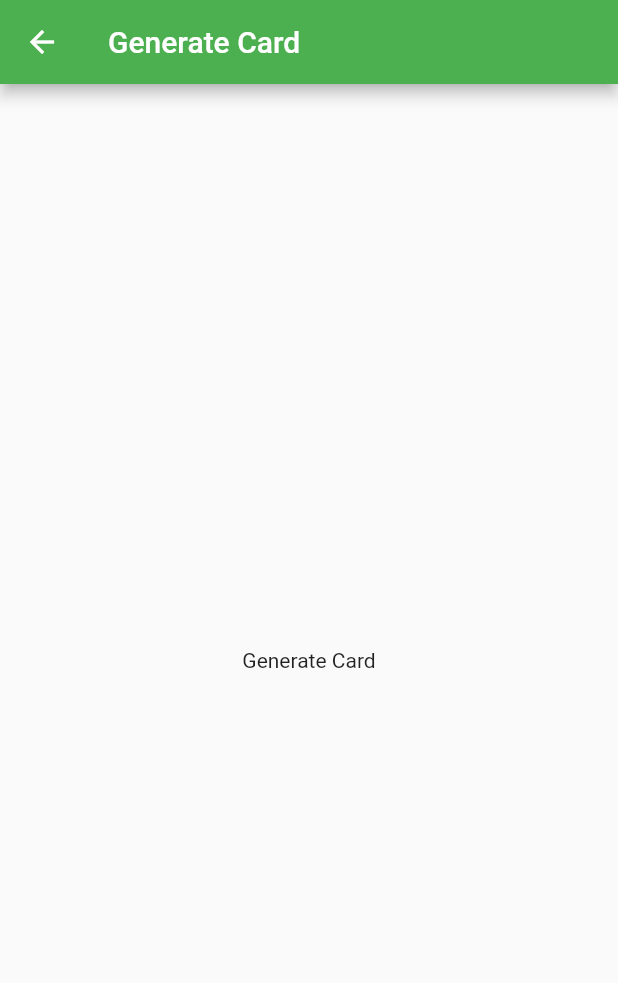
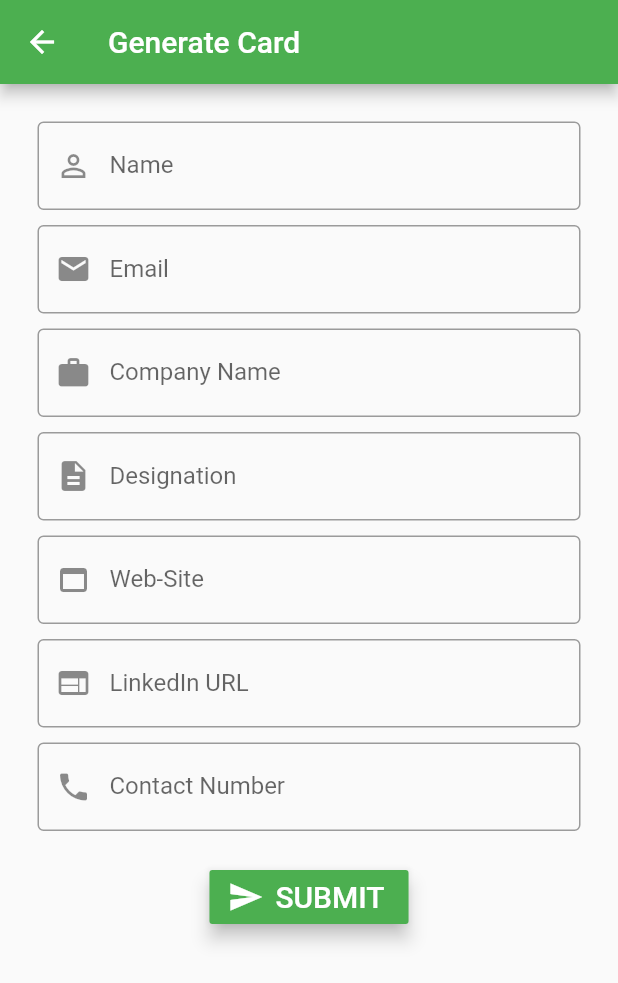
Before and after one commit to sbmkrgit/e-Visiting-Card, a Flutter app: the Generate screen opened directly, on a phone screen of 412 x 824 dp. Shown: the top 983 px of the screen. Run offline on Flutter 3.47's test engine with Material 2 defaults, Android fonts, the phone set to English and light mode, and no system bars; our stand-ins replace form_field_validator.

Commit message:
Added Form In GenerateQR Page

```diff
--- a/lib/generate.dart
+++ b/lib/generate.dart
@@ -1,4 +1,5 @@
 import 'package:flutter/material.dart';
+import 'package:form_field_validator/form_field_validator.dart';
 
 class Generate extends StatefulWidget {
   @override
@@ -9,12 +10,114 @@ class _GenerateState extends State<Generate> {
   @override
   Widget build(BuildContext context) {
     return Scaffold(
-      appBar: AppBar(
-        title: Text("Generate Card"),
-      ),
-      body: Center(
-        child: Text('Generate Card'),
-      ),
-    );
+        appBar: AppBar(
+          title: Text("Generate Card"),
+        ),
+        body: Padding(
+          padding: EdgeInsets.all(25.0),
+          child: ListView(
+            children: <Widget>[
+              Form(
+                //autovalidate: true,
+                child: Column(
+                  children: <Widget>[
+                    Padding(
+                      padding: EdgeInsets.zero,
+                      child: TextFormField(
+                        decoration: InputDecoration(
+                            labelText: "Name",
+                            border: OutlineInputBorder(),
+                            prefixIcon: Icon(Icons.perm_identity)),
+                        validator:
+                            RequiredValidator(errorText: "Can't be Empty !"),
+                      ),
+                    ),
+                    Padding(
+                      padding: EdgeInsets.only(top: 10.0),
+                      child: TextFormField(
+                          keyboardType: TextInputType.emailAddress,
+                          decoration: InputDecoration(
+                              labelText: "Email",
+                              border: OutlineInputBorder(),
+                              prefixIcon: Icon(Icons.email)),
+                          validator: MultiValidator([
+                            RequiredValidator(errorText: "Can't be Empty !"),
+                            EmailValidator(errorText: 'Not Valid !'),
+                          ])),
+                    ),
+                    Padding(
+                      padding: EdgeInsets.only(top: 10.0),
+                      child: TextFormField(
+                        keyboardType: TextInputType.text,
+                        decoration: InputDecoration(
+                            labelText: "Company Name",
+                            border: OutlineInputBorder(),
+                            prefixIcon: Icon(Icons.work)),
+                      ),
+                    ),
+                    Padding(
+                      padding: EdgeInsets.only(top: 10.0),
+                      child: TextFormField(
+                        keyboardType: TextInputType.emailAddress,
+                        decoration: InputDecoration(
+                            labelText: "Designation",
+                            border: OutlineInputBorder(),
+                            prefixIcon: Icon(Icons.description)),
+                      ),
+                    ),
+                    Padding(
+                      padding: EdgeInsets.only(top: 10.0),
+                      child: TextFormField(
+                        keyboardType: TextInputType.url,
+                        decoration: InputDecoration(
+                            labelText: "Web-Site",
+                            border: OutlineInputBorder(),
+                            prefixIcon: Icon(Icons.web_asset)),
+                      ),
+                    ),
+                    Padding(
+                      padding: EdgeInsets.only(top: 10.0),
+                      child: TextFormField(
+                        keyboardType: TextInputType.url,
+                        decoration: InputDecoration(
+                            labelText: "LinkedIn URL",
+                            border: OutlineInputBorder(),
+                            prefixIcon: Icon(Icons.web)),
+                      ),
+                    ),
+                    Padding(
+                      padding: EdgeInsets.only(top: 10.0),
+                      child: TextFormField(
+                          keyboardType: TextInputType.number,
+                          decoration: InputDecoration(
+                              labelText: "Contact Number",
+                              border: OutlineInputBorder(),
+                              prefixIcon: Icon(Icons.phone)),
+                          validator: MultiValidator([
+                            RequiredValidator(errorText: "Can't be Empty !"),
+                          ])),
+                    ),
+                    Padding(
+                      padding: EdgeInsets.only(top: 20.0),
+                      child: RaisedButton.icon(
+                        elevation: 5.0,
+                        color: Colors.green,
+                        onPressed: () {},
+                        icon: Icon(
+                          Icons.send,
+                          color: Colors.white,
+                        ),
+                        label: Text(
+                          'SUBMIT',
+                          style: TextStyle(fontSize: 20, color: Colors.white),
+                        ),
+                      ),
+                    )
+                  ],
+                ),
+              )
+            ],
+          ),
+        ));
   }
 }
--- a/pubspec.yaml
+++ b/pubspec.yaml
@@ -31,6 +31,7 @@ dependencies:
   qr_flutter: ^3.2.0
   path_provider: ^1.6.18
   share: ^0.6.5+2
+  form_field_validator: ^1.0.1
 
 
 dev_dependencies:
```
Also changed, not shown: pubspec.lock.
